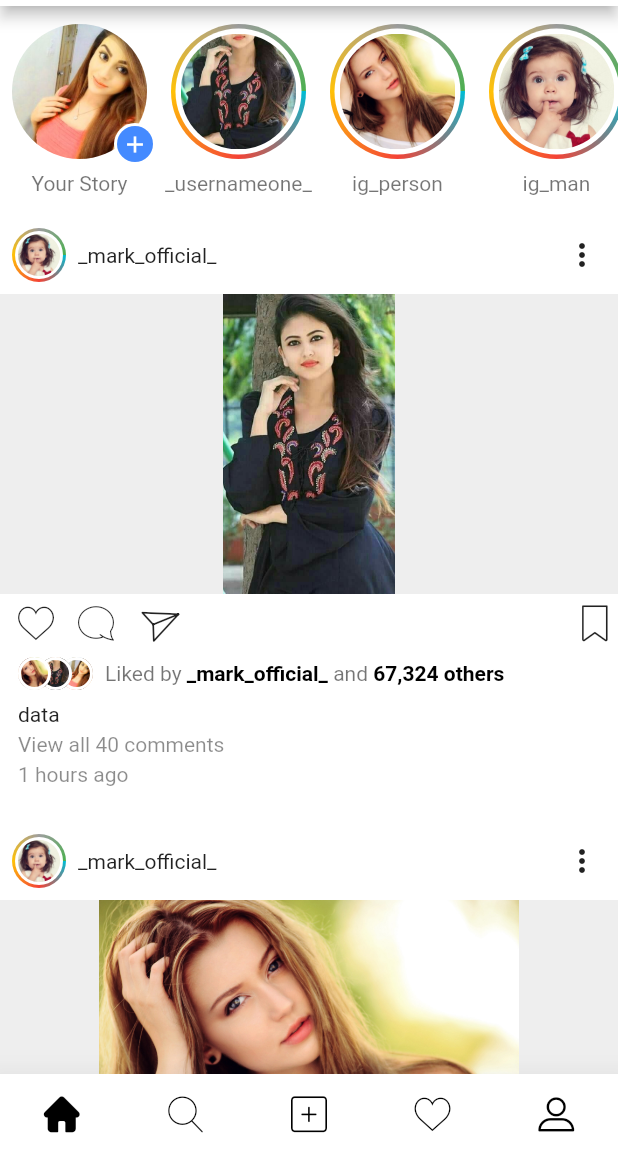
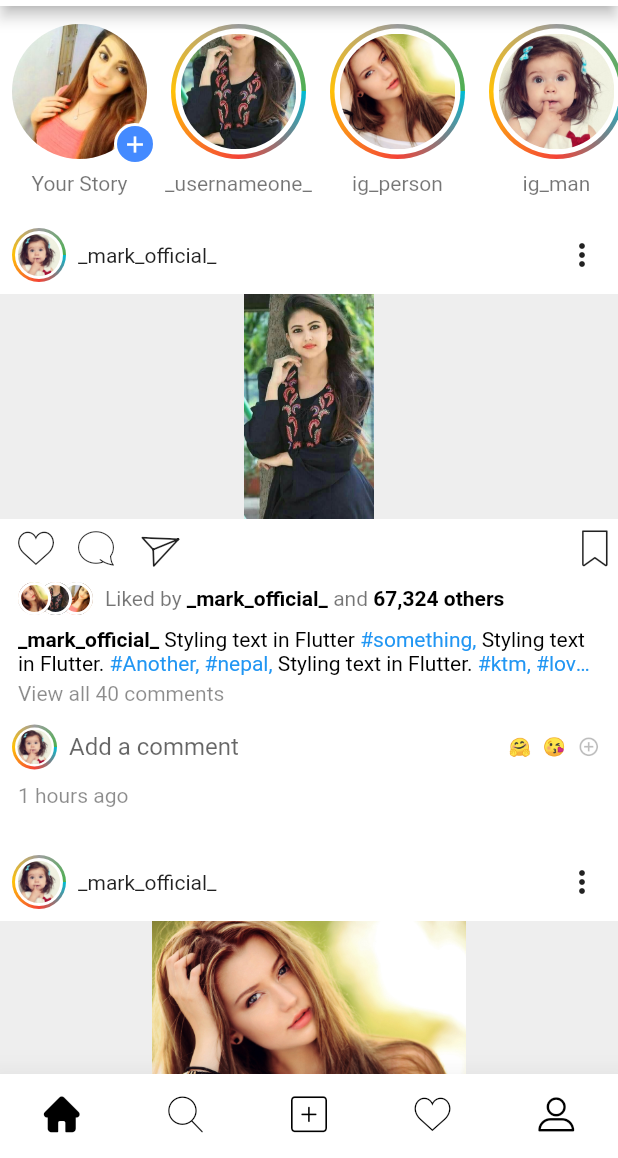
Before and after one commit to koiralapankaj7/instagramClone_flutter, a Flutter app: the screen it shows after launch, on a phone screen of 412 x 824 dp, the part 78-1236 px from its top. Run offline on Flutter 3.47's test engine with Material 2 defaults, Android fonts, the phone set to English and light mode, and no system bars; our stand-ins replace font_awesome_flutter.

Commit message:
comment added

```diff
--- a/lib/src/widgets/home_body.dart
+++ b/lib/src/widgets/home_body.dart
@@ -28,16 +28,15 @@ class _HomeBodyState extends State<HomeBody> {
     );
   }
 
-  // To display like count icon below comment icon
-  int likeCount = -1;
+  Widget post(int index) {
+    // To display like count icon below comment icon
+    int likeCount = -1;
 
-  // Post caption
-  String caption = '''Styling text in Flutter
-      #something, #Another, #nepal,
-       #ktm, #love, #newExperiance
-       Styling text in Flutter''';
+    // Post caption
+    String caption =
+        '''Styling text in Flutter #something, Styling text in Flutter. #Another, #nepal, Styling text in Flutter. #ktm, #love, #newExperiance Styling text in Flutter. Styling text in Flutter. Styling text in Flutter.''';
 
-  Widget post(int index) {
+    _processCaption(caption, '#', null);
     return Column(
       crossAxisAlignment: CrossAxisAlignment.start,
       mainAxisAlignment: MainAxisAlignment.center,
@@ -62,8 +61,8 @@ class _HomeBodyState extends State<HomeBody> {
         // Single or collection of images
         Container(
           constraints: BoxConstraints(
-            maxHeight: 200.0, // changed to 400
-            minHeight: 200.0,
+            maxHeight: 150.0, // changed to 400
+            minHeight: 150.0, // changed to 200
             maxWidth: double.infinity,
             minWidth: double.infinity,
           ),
@@ -162,8 +161,28 @@ class _HomeBodyState extends State<HomeBody> {
         SizedBox(height: 8.0), // For padding
         //Caption
         Padding(
-          padding: const EdgeInsets.only(left: 12.0),
-          child: Text('data'),
+          padding: const EdgeInsets.only(left: 12.0, right: 16),
+          child: RichText(
+            maxLines: 2,
+            overflow: TextOverflow.ellipsis,
+            text: TextSpan(
+              style: TextStyle(color: Colors.black),
+              children: [
+                TextSpan(
+                  text: '_mark_official_ ',
+                  style: TextStyle(
+                    color: Colors.black,
+                    fontWeight: FontWeight.bold,
+                  ),
+                ),
+                ..._processCaption(
+                  caption,
+                  '#',
+                  TextStyle(color: Colors.blue),
+                ),
+              ],
+            ),
+          ),
         ),
         SizedBox(height: 4.0), // For padding
         // View all comments
@@ -176,15 +195,39 @@ class _HomeBodyState extends State<HomeBody> {
         ),
         SizedBox(height: 4.0), // For padding
         // Add comment section
-        Padding(
-          padding: const EdgeInsets.only(left: 12.0),
-          child: Row(),
+        Row(
+          children: <Widget>[
+            CircleImage(
+              UIImageData.child,
+              imageSize: 30.0,
+              whiteMargin: 2.0,
+              imageMargin: 6.0,
+            ),
+            Expanded(
+              child: TextField(
+                decoration: InputDecoration(
+                  hintText: 'Add a comment',
+                  border: InputBorder.none,
+                ),
+              ),
+            ),
+            Text('🤗', style: TextStyle(fontSize: 12.0)),
+            SizedBox(width: 8.0),
+            Text('😘', style: TextStyle(fontSize: 12.0)),
+            SizedBox(width: 8.0),
+            Icon(
+              Icons.add_circle_outline,
+              size: 15.0,
+              color: Colors.black26,
+            ),
+            SizedBox(width: 12.0),
+          ],
         ),
         // Uploaded time
         Padding(
           padding: const EdgeInsets.only(left: 12.0),
           child: Text(
-            '1 hours ago',
+            '1 hours ago ',
             style: TextStyle(color: Colors.black45),
           ),
         ),
@@ -192,4 +235,19 @@ class _HomeBodyState extends State<HomeBody> {
       ],
     );
   }
+
+  List<TextSpan> _processCaption(
+      String caption, String matcher, TextStyle style) {
+    List<TextSpan> spans = [];
+
+    caption.split(' ').forEach((text) {
+      if (text.toString().contains(matcher)) {
+        spans.add(TextSpan(text: text + ' ', style: style));
+      } else {
+        spans.add(TextSpan(text: text + ' '));
+      }
+    });
+
+    return spans;
+  }
 }
```
